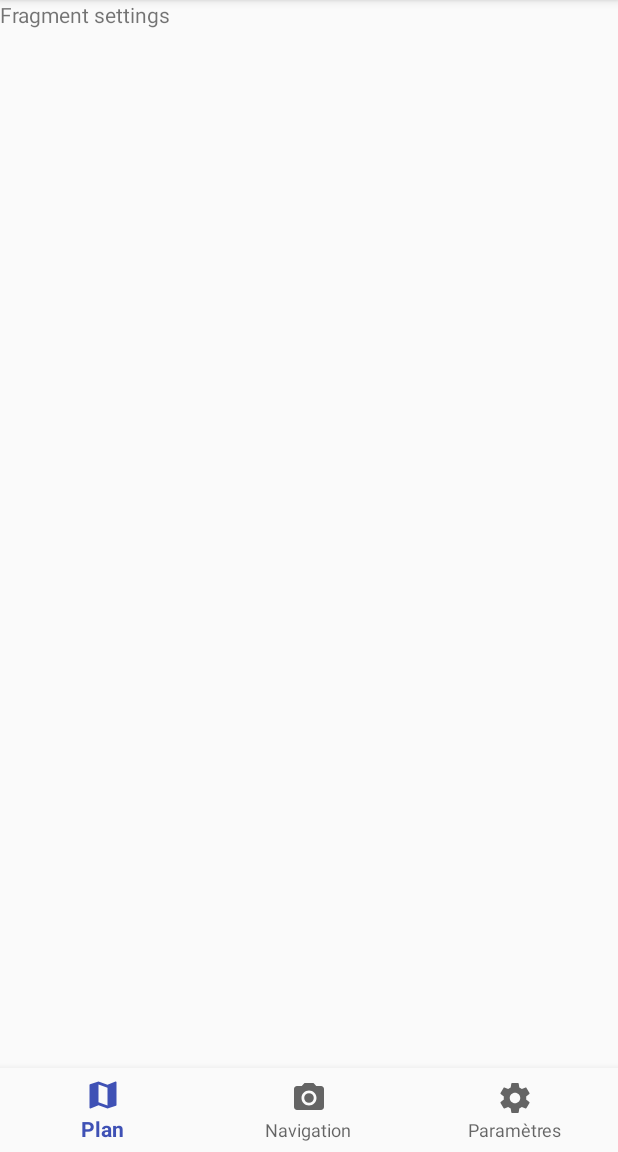
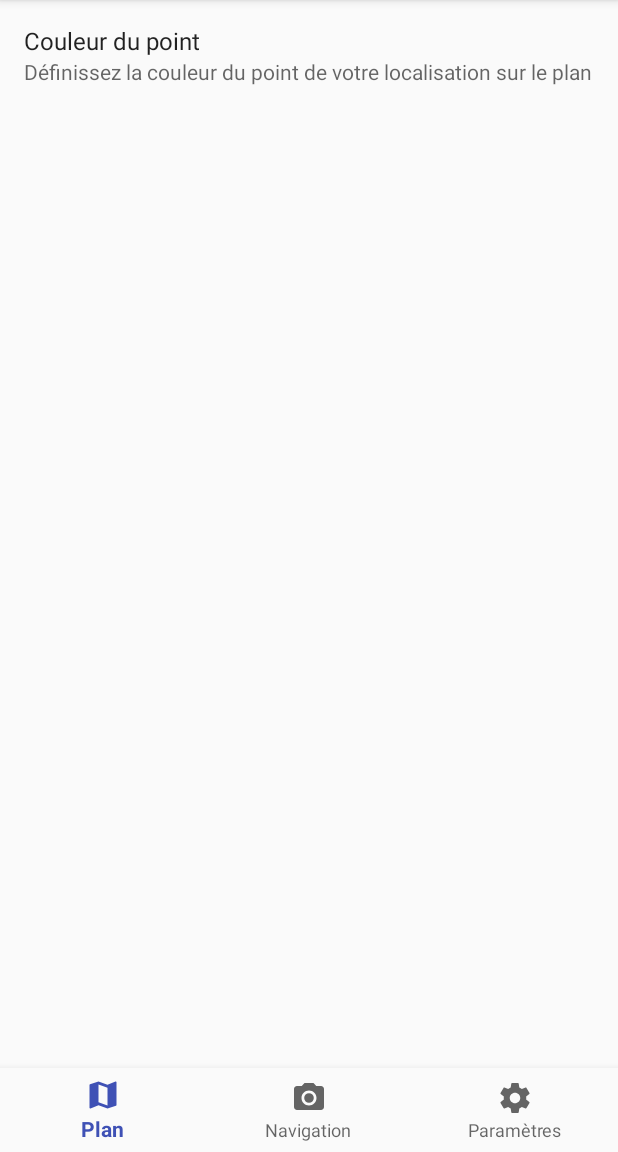
Before and after one commit to JoffreyDuc/Itineris, an Android app: the fragment SettingsFragment placed in its activity, on a phone screen of 412 x 824 dp, the part 84-1236 px from its top. Run offline under Robolectric (Android 15) with nearby library versions, the phone set to English and light mode, and no system bars; our stand-ins replace androidx.preference; 1 statement that could not run was skipped.

Commit message:
Ajout de Paramètres
Utilisation de PreferenceFragmentCompat pour mise en forme + persistance des données enregistrées

```diff
--- a/app/build.gradle
+++ b/app/build.gradle
@@ -38,6 +38,7 @@ android {
 dependencies {
     implementation fileTree(dir: 'libs', include: ['*.jar'])
     implementation 'com.android.support:appcompat-v7:28.0.0'
+    implementation 'com.android.support:preference-v7:28.0.0'
     implementation 'com.android.support:design:28.0.0'
     implementation 'com.android.support.constraint:constraint-layout:1.1.3'
     implementation 'com.android.support:support-vector-drawable:28.0.0'
--- a/app/src/main/java/com/example/joffrey/itineris/MapFragment.java
+++ b/app/src/main/java/com/example/joffrey/itineris/MapFragment.java
@@ -6,9 +6,7 @@ import android.content.DialogInterface;
 import android.content.pm.PackageManager;
 import android.graphics.Bitmap;
 import android.graphics.Canvas;
-import android.graphics.Paint;
 import android.location.Location;
-import android.os.Build;
 import android.os.Bundle;
 import android.support.annotation.NonNull;
 import android.support.annotation.Nullable;
--- a/app/src/main/java/com/example/joffrey/itineris/SettingsFragment.java
+++ b/app/src/main/java/com/example/joffrey/itineris/SettingsFragment.java
@@ -1,26 +1,18 @@
 package com.example.joffrey.itineris;
 
 import android.os.Bundle;
-import android.support.v4.app.Fragment;
-import android.view.LayoutInflater;
-import android.view.View;
-import android.view.ViewGroup;
+import android.support.v7.preference.PreferenceFragmentCompat;
 
 
-public class SettingsFragment extends Fragment {
+public class SettingsFragment extends PreferenceFragmentCompat {
     public static SettingsFragment newInstance() {
         SettingsFragment fragment = new SettingsFragment();
         return fragment;
     }
 
     @Override
-    public void onCreate(Bundle savedInstanceState) {
-        super.onCreate(savedInstanceState);
+    public void onCreatePreferences(Bundle bundle, String s) {
+        addPreferencesFromResource(R.xml.preferences);
     }
 
-    @Override
-    public View onCreateView(LayoutInflater inflater, ViewGroup container,
-                             Bundle savedInstanceState) {
-        return inflater.inflate(R.layout.fragment_settings, container, false);
-    }
 }
--- a/app/src/main/res/layout/fragment_settings.xml
+++ /dev/null
@@ -1,14 +0,0 @@
-<?xml version="1.0" encoding="utf-8"?>
-<FrameLayout xmlns:android="http://schemas.android.com/apk/res/android"
-    xmlns:tools="http://schemas.android.com/tools"
-    android:layout_width="match_parent"
-    android:layout_height="match_parent"
-    tools:context=".SettingsFragment">
-
-    <!-- TODO: Update blank fragment layout -->
-    <TextView
-        android:layout_width="match_parent"
-        android:layout_height="match_parent"
-        android:text="Fragment settings" />
-
-</FrameLayout>
--- /dev/null
+++ b/app/src/main/res/values/arrays.xml
@@ -0,0 +1,19 @@
+<?xml version="1.0" encoding="utf-8"?>
+
+<resources>
+
+    <string-array name="color">
+        <item name="red">Rouge</item>
+        <item name="blue">Bleu</item>
+        <item name="yellow">Jaune</item>
+        <item name="green">Vert</item>
+    </string-array>
+
+    <string-array name="colorValues">
+        <item name="red">RED</item>
+        <item name="blue">BLUE</item>
+        <item name="yellow">YELLOW</item>
+        <item name="green">GREEN</item>
+    </string-array>
+
+</resources>
--- /dev/null
+++ b/app/src/main/res/xml/preferences.xml
@@ -0,0 +1,17 @@
+<?xml version="1.0" encoding="utf-8"?>
+<android.support.v7.preference.PreferenceScreen
+    xmlns:android="http://schemas.android.com/apk/res/android"
+    xmlns:app="http://schemas.android.com/apk/res-auto">
+
+
+    <android.support.v7.preference.ListPreference
+        android:key="color"
+        android:title="Couleur du point"
+        android:summary="Définissez la couleur du point de votre localisation sur le plan"
+        android:defaultValue="red"
+        android:entries="@array/color"
+        android:entryValues="@array/colorValues"
+        app:iconSpaceReserved="false" />
+
+
+</android.support.v7.preference.PreferenceScreen>
```
Also changed, not shown: app/src/main/AndroidManifest.xml (+5 -2 lines), app/src/main/java/com/example/joffrey/itineris/PositionCanvas.java (+25 -2 lines).
